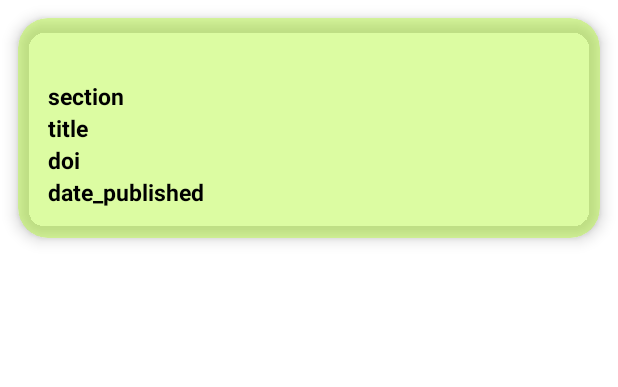
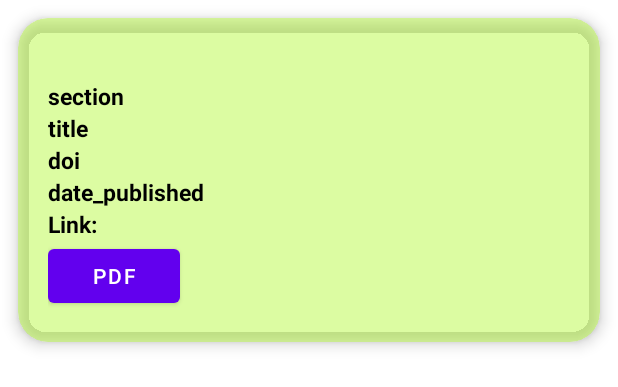
Before and after one commit to StevenGualpa/Kotlin_Android_Revista_UTEQ, an Android app: the layout card_view_articulos.xml on its own in the app's theme, with its tools: preview values and no code run, on a phone screen of 412 x 824 dp. Shown: the top 387 px of the screen. Run offline under Robolectric (Android 15) with nearby library versions, the phone set to English and light mode, and no system bars; network calls fail.

Commit message:
version 05

```diff
--- a/app/src/main/AndroidManifest.xml
+++ b/app/src/main/AndroidManifest.xml
@@ -4,6 +4,10 @@
     package="com.geek.kotlin_api_revistas">
 
     <uses-permission android:name="android.permission.INTERNET" />
+    <uses-permission android:name="android.permission.CAMERA"/>
+    <uses-permission android:name="android.permission.WRITE_EXTERNAL_STORAGE"/>
+    <uses-permission android:name="android.permission.READ_EXTERNAL_STORAGE"/>
+    <uses-permission android:name="android.permission.WRITE_CALENDAR"/>
 
     <application
         android:allowBackup="true"
--- a/app/src/main/res/layout/card_view_articulos.xml
+++ b/app/src/main/res/layout/card_view_articulos.xml
@@ -69,6 +69,24 @@
             android:layout_below="@id/geek_item_articulo_doi"
             android:textSize="15sp"/>
 
+        <TextView
+            android:layout_width="wrap_content"
+            android:layout_height="wrap_content"
+            android:text="Link: "
+            android:textColor="@color/black"
+            android:id="@+id/geek_item_articulo_link"
+            android:textStyle="bold"
+            android:layout_below="@id/geek_item_articulo_date_published"
+            android:textSize="15sp"/>
+
+        <Button
+            android:id="@+id/geek_item_articulo_BtnDescarga"
+            android:layout_width="wrap_content"
+            android:layout_height="wrap_content"
+            android:text="PDF"
+            android:layout_below="@id/geek_item_articulo_link"
+            />
+
     </RelativeLayout>
 
 
```
Also changed, not shown: app/src/main/java/com/geek/kotlin_api_revistas/CustomerAdapter_Articulos.kt (+42 -4 lines), app/src/main/java/com/geek/kotlin_api_revistas/activity_articulos.kt (+18 -3 lines).
